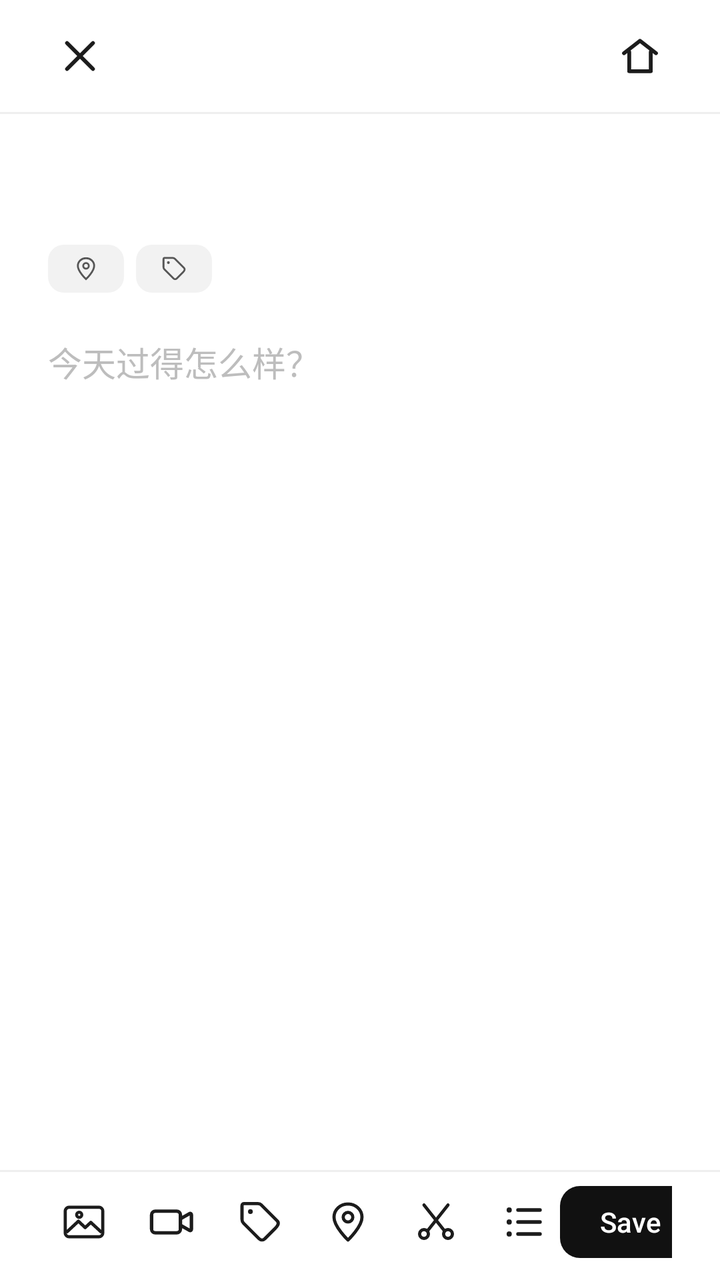
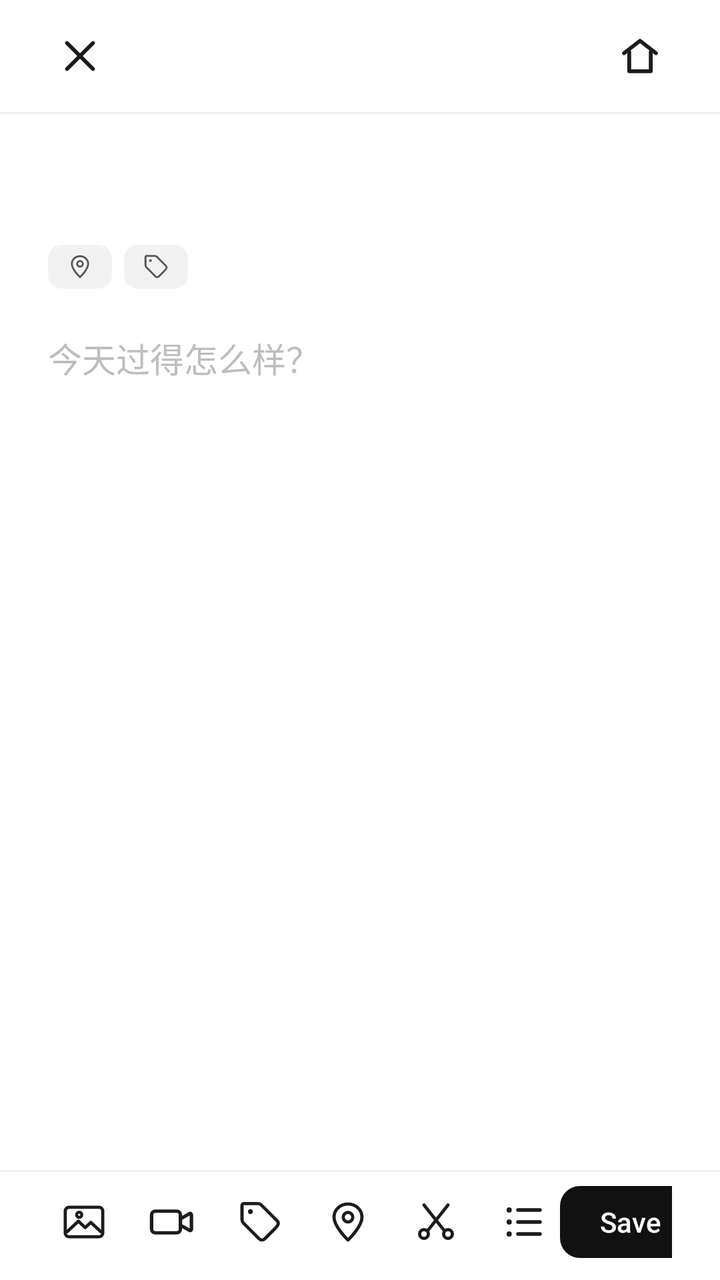

An Android layout rendered at two revisions. The XML below is the earlier revision; the diff shows what the commit changed to produce the second picture.
<!-- AndroidManifest.xml: activity theme Theme.WuDiary.Editor -->
<!-- res/layout/activity_edit_diary.xml -->
<?xml version="1.0" encoding="utf-8"?>
<LinearLayout xmlns:android="http://schemas.android.com/apk/res/android"
    xmlns:app="http://schemas.android.com/apk/res-auto"
    android:layout_width="match_parent"
    android:layout_height="match_parent"
    android:background="@color/background"
    android:orientation="vertical">

    <ScrollView
        android:id="@+id/scrollContent"
        android:layout_width="match_parent"
        android:layout_height="0dp"
        android:layout_weight="1"
        android:fillViewport="true"
        android:overScrollMode="never"
        android:scrollbars="none">

        <LinearLayout
            android:layout_width="match_parent"
            android:layout_height="wrap_content"
            android:orientation="vertical">

            <LinearLayout
                android:layout_width="match_parent"
                android:layout_height="56dp"
                android:gravity="center_vertical"
                android:orientation="horizontal"
                android:paddingHorizontal="16dp">

                <ImageButton
                    android:id="@+id/btnClose"
                    android:layout_width="48dp"
                    android:layout_height="48dp"
                    android:background="?attr/selectableItemBackgroundBorderless"
                    android:contentDescription="@string/cancel"
                    android:scaleType="centerInside"
                    android:src="@drawable/ic_close"
                    app:tint="@color/text_primary" />

                <Space
                    android:layout_width="0dp"
                    android:layout_height="1dp"
                    android:layout_weight="1" />

                <ImageButton
                    android:id="@+id/btnHome"
                    android:layout_width="48dp"
                    android:layout_height="48dp"
                    android:background="?attr/selectableItemBackgroundBorderless"
                    android:contentDescription="@string/home_open"
                    android:scaleType="centerInside"
                    android:src="@drawable/ic_home"
                    app:tint="@color/text_primary" />
            </LinearLayout>

            <View
                android:layout_width="match_parent"
                android:layout_height="1dp"
                android:background="@color/divider" />

            <LinearLayout
                android:layout_width="match_parent"
                android:layout_height="wrap_content"
                android:layout_marginHorizontal="24dp"
                android:layout_marginTop="12dp"
                android:gravity="bottom"
                android:orientation="horizontal">

                <TextView
                    android:id="@+id/textEditorDay"
                    android:layout_width="wrap_content"
                    android:layout_height="wrap_content"
                    android:fontFamily="serif"
                    android:textColor="@color/text_primary"
                    android:textSize="32sp"
                    android:textStyle="bold" />

                <TextView
                    android:id="@+id/textEditorYear"
                    android:layout_width="wrap_content"
                    android:layout_height="wrap_content"
                    android:layout_marginStart="9dp"
                    android:fontFamily="serif"
                    android:textColor="@color/text_secondary"
                    android:textSize="18sp" />

            </LinearLayout>

            <HorizontalScrollView
                android:layout_width="match_parent"
                android:layout_height="wrap_content"
                android:layout_marginHorizontal="24dp"
                android:layout_marginTop="10dp"
                android:clipToPadding="false"
                android:scrollbars="none">

                <LinearLayout
                    android:layout_width="wrap_content"
                    android:layout_height="wrap_content"
                    android:gravity="center_vertical"
                    android:orientation="horizontal">

                    <ImageButton
                        android:id="@+id/btnEditorGeo"
                        android:layout_width="38dp"
                        android:layout_height="24dp"
                        android:background="@drawable/bg_icon_tile"
                        android:contentDescription="@string/add_location"
                        android:padding="5dp"
                        android:scaleType="fitCenter"
                        android:src="@drawable/ic_location"
                        app:tint="@color/text_body" />

                    <ImageButton
                        android:id="@+id/btnEditorTags"
                        android:layout_width="38dp"
                        android:layout_height="24dp"
                        android:layout_marginStart="6dp"
                        android:background="@drawable/bg_icon_tile"
                        android:contentDescription="@string/add_tag"
                        android:padding="5dp"
                        android:scaleType="fitCenter"
                        android:src="@drawable/ic_tag"
                        app:tint="@color/text_body" />

                    <LinearLayout
                        android:id="@+id/tagStrip"
                        android:layout_width="wrap_content"
                        android:layout_height="wrap_content"
                        android:layout_marginStart="8dp"
                        android:gravity="center_vertical"
                        android:orientation="horizontal" />
                </LinearLayout>
            </HorizontalScrollView>

            <HorizontalScrollView
                android:id="@+id/imageScroll"
                android:layout_width="match_parent"
                android:layout_height="wrap_content"
                android:layout_marginTop="16dp"
                android:clipToPadding="false"
                android:paddingHorizontal="24dp"
                android:scrollbars="none"
                android:visibility="gone">

                <LinearLayout
                    android:id="@+id/imageStrip"
                    android:layout_width="wrap_content"
                    android:layout_height="wrap_content"
                    android:orientation="horizontal" />
            </HorizontalScrollView>

            <HorizontalScrollView
                android:id="@+id/videoScroll"
                android:layout_width="match_parent"
                android:layout_height="wrap_content"
                android:layout_marginTop="12dp"
                android:clipToPadding="false"
                android:paddingHorizontal="24dp"
                android:scrollbars="none"
                android:visibility="gone">

                <LinearLayout
                    android:id="@+id/videoStrip"
                    android:layout_width="wrap_content"
                    android:layout_height="wrap_content"
                    android:orientation="horizontal" />
            </HorizontalScrollView>

            <EditText
                android:id="@+id/editContent"
                android:layout_width="match_parent"
                android:layout_height="wrap_content"
                android:layout_marginHorizontal="24dp"
                android:layout_marginTop="22dp"
                android:layout_marginBottom="12dp"
                android:background="@null"
                android:breakStrategy="simple"
                android:gravity="top"
                android:hint="@string/hint_content"
                android:hyphenationFrequency="none"
                android:inputType="textMultiLine|textCapSentences"
                android:lineSpacingExtra="6dp"
                android:minHeight="240dp"
                android:overScrollMode="never"
                android:paddingStart="0dp"
                android:paddingTop="0dp"
                android:paddingEnd="0dp"
                android:paddingBottom="72dp"
                android:scrollbars="none"
                android:textColor="@color/text_body"
                android:textColorHint="@color/text_secondary"
                android:textSize="17sp" />
        </LinearLayout>
    </ScrollView>

    <View
        android:layout_width="match_parent"
        android:layout_height="1dp"
        android:background="@color/divider" />

    <LinearLayout
        android:layout_width="match_parent"
        android:layout_height="wrap_content"
        android:gravity="center_vertical"
        android:orientation="horizontal"
        android:paddingHorizontal="24dp"
        android:paddingTop="7dp"
        android:paddingBottom="11dp">

        <ImageButton
            android:id="@+id/btnImage"
            android:layout_width="36dp"
            android:layout_height="36dp"
            android:background="?attr/selectableItemBackgroundBorderless"
            android:contentDescription="@string/add_image"
            android:scaleType="centerInside"
            android:src="@drawable/ic_image"
            app:tint="@color/text_primary" />

        <ImageButton
            android:id="@+id/btnVideo"
            android:layout_width="36dp"
            android:layout_height="36dp"
            android:layout_marginStart="8dp"
            android:background="?attr/selectableItemBackgroundBorderless"
            android:contentDescription="@string/add_video"
            android:scaleType="centerInside"
            android:src="@drawable/ic_video"
            app:tint="@color/text_primary" />

        <ImageButton
            android:id="@+id/btnTag"
            android:layout_width="36dp"
            android:layout_height="36dp"
            android:layout_marginStart="8dp"
            android:background="?attr/selectableItemBackgroundBorderless"
            android:contentDescription="@string/add_tag"
            android:scaleType="centerInside"
            android:src="@drawable/ic_tag"
            app:tint="@color/text_primary" />

        <ImageButton
            android:id="@+id/btnLocation"
            android:layout_width="36dp"
            android:layout_height="36dp"
            android:layout_marginStart="8dp"
            android:background="?attr/selectableItemBackgroundBorderless"
            android:contentDescription="@string/add_location"
            android:scaleType="centerInside"
            android:src="@drawable/ic_location"
            app:tint="@color/text_primary" />

        <ImageButton
            android:id="@+id/btnCut"
            android:layout_width="36dp"
            android:layout_height="36dp"
            android:layout_marginStart="8dp"
            android:background="?attr/selectableItemBackgroundBorderless"
            android:contentDescription="@string/cut_paragraph"
            android:scaleType="centerInside"
            android:src="@drawable/ic_cut"
            app:tint="@color/text_primary" />

        <ImageButton
            android:id="@+id/btnList"
            android:layout_width="36dp"
            android:layout_height="36dp"
            android:layout_marginStart="8dp"
            android:background="?attr/selectableItemBackgroundBorderless"
            android:contentDescription="@string/add_list"
            android:scaleType="centerInside"
            android:src="@drawable/ic_list"
            app:tint="@color/text_primary" />

        <Space
            android:layout_width="0dp"
            android:layout_height="1dp"
            android:layout_weight="1" />

        <com.google.android.material.button.MaterialButton
            android:id="@+id/btnSave"
            android:layout_width="wrap_content"
            android:layout_height="36dp"
            android:contentDescription="@string/save"
            android:insetTop="0dp"
            android:insetBottom="0dp"
            android:minWidth="0dp"
            android:minHeight="0dp"
            android:paddingHorizontal="20dp"
            android:text="@string/save_action"
            android:textColor="@android:color/white"
            android:textSize="14sp"
            app:backgroundTint="@color/fab_dark"
            app:cornerRadius="10dp" />
    </LinearLayout>

</LinearLayout>
<!-- resources referenced by this layout -->
<resources>
  <color name="background">#FFFFFF</color>
  <color name="divider">#EFEFEF</color>
  <color name="fab_dark">#111111</color>
  <color name="text_body">#565656</color>
  <color name="text_primary">#1C1C1C</color>
  <color name="text_secondary">#BDBDBD</color>
  <!-- drawable bg_icon_tile (drawable) -->
  <?xml version="1.0" encoding="utf-8"?>
  <shape xmlns:android="http://schemas.android.com/apk/res/android"
      android:shape="rectangle">
      <solid android:color="#F2F2F2" />
      <corners android:radius="8dp" />
  </shape>
  <!-- drawable ic_close (drawable) -->
  <?xml version="1.0" encoding="utf-8"?>
  <vector xmlns:android="http://schemas.android.com/apk/res/android"
      android:width="24dp"
      android:height="24dp"
      android:viewportWidth="24"
      android:viewportHeight="24">
      <path
          android:fillColor="#00000000"
          android:pathData="M5.5,5.5 L18.5,18.5 M18.5,5.5 L5.5,18.5"
          android:strokeColor="#1C1C1C"
          android:strokeLineCap="round"
          android:strokeWidth="1.9" />
  </vector>
  <!-- drawable ic_home (drawable) -->
  <?xml version="1.0" encoding="utf-8"?>
  <vector xmlns:android="http://schemas.android.com/apk/res/android"
      android:width="24dp"
      android:height="24dp"
      android:viewportWidth="24"
      android:viewportHeight="24">
      <path
          android:fillColor="#00000000"
          android:pathData="M4,10.6 L12,4.4 L20,10.6 M6.6,9.9 L6.6,19.6 L17.4,19.6 L17.4,9.9"
          android:strokeColor="#1C1C1C"
          android:strokeLineCap="round"
          android:strokeLineJoin="round"
          android:strokeWidth="1.9" />
  </vector>
  <string name="add_image">添加图片</string>
  <string name="add_list">无序列表</string>
  <string name="add_location">获取坐标</string>
  <string name="add_tag">添加标签</string>
  <string name="add_video">插入视频</string>
  <string name="cancel">取消</string>
  <string name="cut_paragraph">剪切当前段落</string>
  <string name="hint_content">今天过得怎么样？</string>
  <string name="home_open">回到主界面</string>
  <string name="save">保存</string>
  <string name="save_action">Save</string>
  <style name="Theme.WuDiary.Editor" parent="Theme.WuDiary">
          <item name="android:windowAnimationStyle">@style/WindowAnimationNone</item>
      </style>
  <style name="WindowAnimationNone">
          <item name="android:activityOpenEnterAnimation">@null</item>
          <item name="android:activityOpenExitAnimation">@null</item>
          <item name="android:activityCloseEnterAnimation">@null</item>
          <item name="android:activityCloseExitAnimation">@null</item>
          <item name="android:windowEnterAnimation">@null</item>
          <item name="android:windowExitAnimation">@null</item>
      </style>
  <color name="primary">#1C1C1C</color>
  <color name="surface">#FFFFFF</color>
  <style name="Theme.WuDiary.Dialog" parent="Theme.MaterialComponents.Light.Dialog.Alert">
          <item name="android:windowBackground">@drawable/bg_dialog</item>
          <item name="android:backgroundDimAmount">0.3</item>
          <item name="colorPrimary">@color/primary</item>
          <item name="colorOnPrimary">@android:color/white</item>
          <item name="colorSurface">@color/surface</item>
          <item name="android:textColorPrimary">@color/text_primary</item>
          <item name="android:textColorSecondary">@color/text_secondary</item>
      </style>
  <!-- drawable bg_dialog (drawable) -->
  <?xml version="1.0" encoding="utf-8"?>
  <shape xmlns:android="http://schemas.android.com/apk/res/android"
      android:shape="rectangle">
      <solid android:color="@color/surface" />
      <corners android:radius="22dp" />
  </shape>
  <!-- unchanged entries left out for length: 7 -->
</resources>

<!-- the commit's change to res/layout/activity_edit_diary.xml (unified diff, before → after) -->
@@ -102,23 +102,23 @@
 
                     <ImageButton
                         android:id="@+id/btnEditorGeo"
-                        android:layout_width="38dp"
-                        android:layout_height="24dp"
+                        android:layout_width="32dp"
+                        android:layout_height="22dp"
                         android:background="@drawable/bg_icon_tile"
                         android:contentDescription="@string/add_location"
-                        android:padding="5dp"
+                        android:padding="4dp"
                         android:scaleType="fitCenter"
                         android:src="@drawable/ic_location"
                         app:tint="@color/text_body" />
 
                     <ImageButton
                         android:id="@+id/btnEditorTags"
-                        android:layout_width="38dp"
-                        android:layout_height="24dp"
+                        android:layout_width="32dp"
+                        android:layout_height="22dp"
                         android:layout_marginStart="6dp"
                         android:background="@drawable/bg_icon_tile"
                         android:contentDescription="@string/add_tag"
-                        android:padding="5dp"
+                        android:padding="4dp"
                         android:scaleType="fitCenter"
                         android:src="@drawable/ic_tag"
                         app:tint="@color/text_body" />
<!-- resource entries referenced after the edit -->
@@ -11,7 +11,7 @@
   <shape xmlns:android="http://schemas.android.com/apk/res/android"
       android:shape="rectangle">
       <solid android:color="#F2F2F2" />
-      <corners android:radius="8dp" />
+      <corners android:radius="7dp" />
   </shape>
   <!-- drawable ic_close (drawable) -->
   <?xml version="1.0" encoding="utf-8"?>
